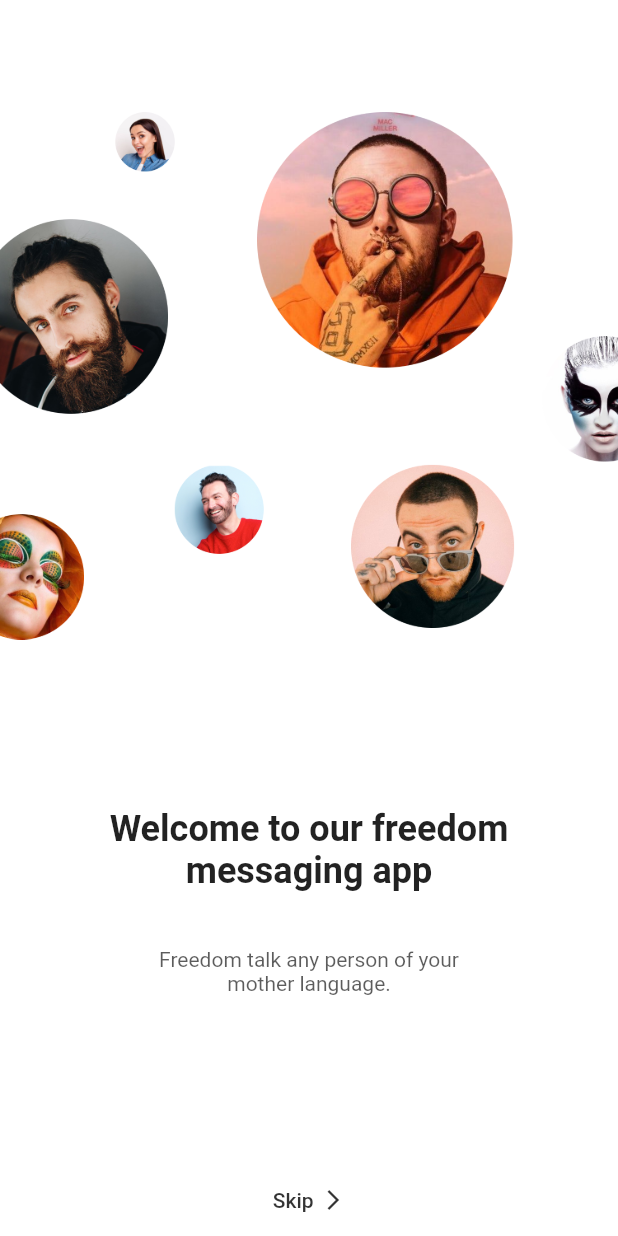
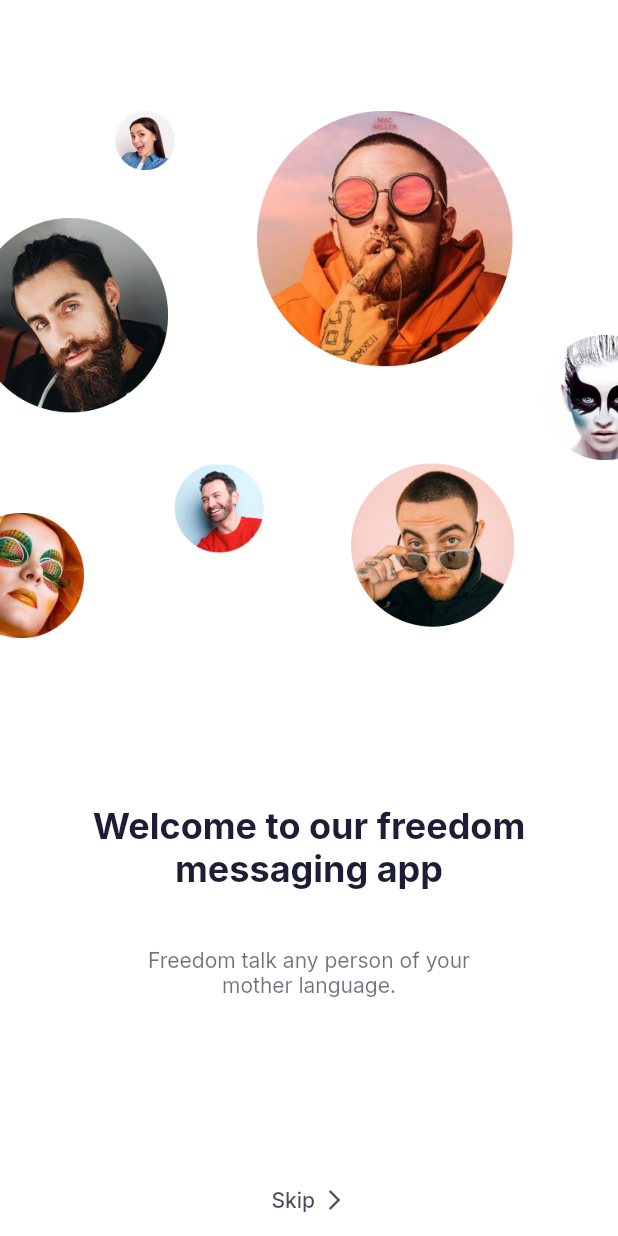
Before and after one commit to BaseMax/Flutter-Chat-Messaging-App-Theme, a Flutter app: the screen it shows after launch, on a phone screen of 412 x 824 dp. Run offline on Flutter 3.47's test engine with Material 2 defaults, Android fonts, the phone set to English and light mode, and no system bars; our stand-ins replace google_fonts.

Commit message:
solve google fonts problem: Thanks to http://www.androidcoding.in/2020/09/12/flutter-google-fonts/ and https://pub.dev/packages/google_fonts/example

```diff
--- a/lib/theme.dart
+++ b/lib/theme.dart
@@ -8,7 +8,7 @@ ThemeData lightThemeData(BuildContext context) {
     scaffoldBackgroundColor: Colors.white,
     appBarTheme: appBarTheme,
     iconTheme: IconThemeData(color: kContentColorLightTheme),
-    // textTheme: GoogleFonts.interTextTheme(Theme.of(context).textTheme).apply(bodyColor: kContentColorLightTheme),
+    textTheme: GoogleFonts.interTextTheme(Theme.of(context).textTheme).apply(bodyColor: kContentColorLightTheme),
     colorScheme: ColorScheme.light(
       primary: kPrimaryColor,
       secondary: kSecondaryColor,
@@ -30,7 +30,7 @@ ThemeData darkThemeData(BuildContext context) {
     scaffoldBackgroundColor: kContentColorLightTheme,
     appBarTheme: appBarTheme,
     iconTheme: IconThemeData(color: kContentColorDarkTheme),
-    //textTheme: GoogleFonts.interTextTheme(Theme.of(context).textTheme).apply(bodyColor: kContentColorDarkTheme),
+    textTheme: GoogleFonts.interTextTheme(Theme.of(context).textTheme).apply(bodyColor: kContentColorDarkTheme),
     colorScheme: ColorScheme.dark().copyWith(
       primary: kPrimaryColor,
       secondary: kSecondaryColor,
--- a/pubspec.yaml
+++ b/pubspec.yaml
@@ -6,15 +6,12 @@ version: 1.0.0+1
 
 environment:
   sdk: ">=2.7.0 <3.0.0"
-  cupertino_icons: ^1.0.0
-  google_fonts: ^1.1.2
 
 dependencies:
   flutter:
     sdk: flutter
 
-  cupertino_icons: ^0.1.2
-  google_fonts: ^0.2.0
+  google_fonts: 1.1.0
 
 dev_dependencies:
   flutter_test:
```
Also changed, not shown: pubspec.lock.
